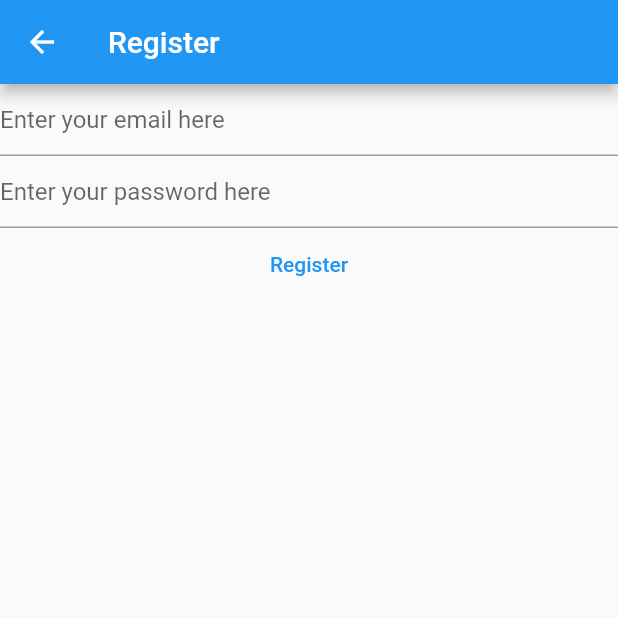
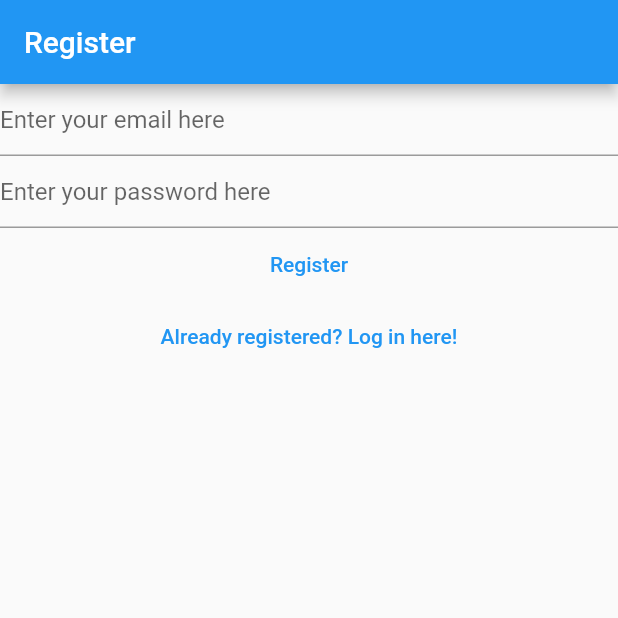
Before and after one commit to paste94/mynotes, a Flutter app: the RegisterView screen opened directly, on a phone screen of 412 x 824 dp, the top half of it. Run offline on Flutter 3.47's test engine with Material 2 defaults, Android fonts, the phone set to English and light mode, and no system bars; our stand-ins replace firebase_auth, firebase_core; accounts and stored records are empty.

Commit message:
Login, register e verifica

```diff
--- a/lib/views/register_view.dart
+++ b/lib/views/register_view.dart
@@ -34,38 +34,31 @@ class _RegisterViewState extends State<RegisterView> {
   Widget build(BuildContext context) {
     return Scaffold(
       appBar: AppBar(title: const Text('Register')),
-      body: FutureBuilder(
-        future: Firebase.initializeApp(
-          options: DefaultFirebaseOptions.currentPlatform,
-        ),
-        builder: ((context, snapshot) {
-          switch (snapshot.connectionState) {
-            case ConnectionState.done:
-              return Column(
+      body: Column(
         children: [
           TextField(
             controller: _email,
             enableSuggestions: false,
             autocorrect: false,
             keyboardType: TextInputType.emailAddress,
-                    decoration: const InputDecoration(
-                        hintText: 'Enter your email here'),
+            decoration:
+                const InputDecoration(hintText: 'Enter your email here'),
           ),
           TextField(
             controller: _password,
             obscureText: true,
             enableSuggestions: false,
             autocorrect: false,
-                    decoration: const InputDecoration(
-                        hintText: 'Enter your password here'),
+            decoration:
+                const InputDecoration(hintText: 'Enter your password here'),
           ),
           TextButton(
             onPressed: () async {
               final email = _email.text;
               final password = _password.text;
               try {
-                        final userCredential = await FirebaseAuth.instance
-                            .createUserWithEmailAndPassword(
+                final userCredential =
+                    await FirebaseAuth.instance.createUserWithEmailAndPassword(
                   email: email,
                   password: password,
                 );
@@ -76,12 +69,16 @@ class _RegisterViewState extends State<RegisterView> {
             },
             child: const Text('Register'),
           ),
+          TextButton(
+            onPressed: () {
+              Navigator.of(context).pushNamedAndRemoveUntil(
+                '/login/',
+                (route) => false,
+              );
+            },
+            child: const Text('Already registered? Log in here!'),
+          )
         ],
-              );
-            default:
-              return Text('Loading....');
-          }
-        }),
       ),
     );
   }
```
Also changed, not shown: lib/main.dart (+17 -14 lines), lib/views/login_view.dart (+16 -22 lines), lib/views/verify_email_view.dart (added, +29 -0 lines). Lines whose indentation alone changed are shown as unchanged.
